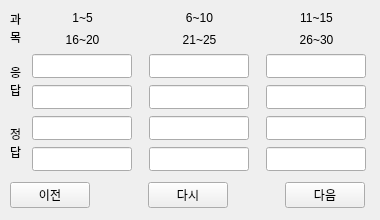
Old version of the form UI/Grading2.ui in the repository yuj09161/grademanage.
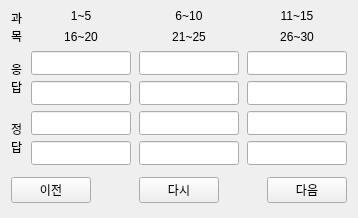
New version of the form.

The edit to the form file:
```diff
--- a/UI/Grading2.ui
+++ b/UI/Grading2.ui
@@ -1,120 +1,22 @@
 <?xml version="1.0" encoding="UTF-8"?>
 <ui version="4.0">
  <class>Grading2</class>
- <widget class="QWidget" name="Grading2">
+ <widget class="QMainWindow" name="Grading2">
   <property name="geometry">
    <rect>
     <x>0</x>
     <y>0</y>
-    <width>380</width>
-    <height>220</height>
+    <width>358</width>
+    <height>218</height>
    </rect>
   </property>
   <property name="windowTitle">
    <string>Form</string>
   </property>
-  <widget class="QLabel" name="lb2630">
-   <property name="geometry">
-    <rect>
-     <x>266</x>
-     <y>32</y>
-     <width>101</width>
-     <height>16</height>
-    </rect>
-   </property>
-   <property name="sizePolicy">
-    <sizepolicy hsizetype="Ignored" vsizetype="Fixed">
-     <horstretch>0</horstretch>
-     <verstretch>0</verstretch>
-    </sizepolicy>
-   </property>
-   <property name="text">
-    <string>26~30</string>
-   </property>
-   <property name="alignment">
-    <set>Qt::AlignCenter</set>
-   </property>
-  </widget>
-  <widget class="QLineEdit" name="lnAns1620">
-   <property name="geometry">
-    <rect>
-     <x>32</x>
-     <y>85</y>
-     <width>100</width>
-     <height>24</height>
-    </rect>
-   </property>
-   <property name="sizePolicy">
-    <sizepolicy hsizetype="Fixed" vsizetype="Fixed">
-     <horstretch>0</horstretch>
-     <verstretch>0</verstretch>
-    </sizepolicy>
-   </property>
-   <property name="styleSheet">
-    <string notr="true">padding:16px</string>
-   </property>
-   <property name="inputMask">
-    <string>D D D D D</string>
-   </property>
-   <property name="maxLength">
-    <number>9</number>
-   </property>
-   <property name="alignment">
-    <set>Qt::AlignCenter</set>
-   </property>
-  </widget>
-  <widget class="QLineEdit" name="lnAns15">
-   <property name="geometry">
-    <rect>
-     <x>32</x>
-     <y>54</y>
-     <width>100</width>
-     <height>24</height>
-    </rect>
-   </property>
-   <property name="sizePolicy">
-    <sizepolicy hsizetype="Fixed" vsizetype="Fixed">
-     <horstretch>0</horstretch>
-     <verstretch>0</verstretch>
-    </sizepolicy>
-   </property>
-   <property name="styleSheet">
-    <string notr="true">padding:16px</string>
-   </property>
-   <property name="inputMask">
-    <string>D D D D D</string>
-   </property>
-   <property name="maxLength">
-    <number>9</number>
-   </property>
-   <property name="alignment">
-    <set>Qt::AlignCenter</set>
-   </property>
-  </widget>
-  <widget class="QWidget" name="widBot" native="true">
-   <property name="geometry">
-    <rect>
-     <x>10</x>
-     <y>181</y>
-     <width>355</width>
-     <height>28</height>
-    </rect>
-   </property>
-   <layout class="QHBoxLayout" name="horizontalLayout_2">
-    <property name="leftMargin">
-     <number>0</number>
-    </property>
-    <property name="topMargin">
-     <number>0</number>
-    </property>
-    <property name="rightMargin">
-     <number>0</number>
-    </property>
-    <property name="bottomMargin">
-     <number>0</number>
-    </property>
-    <item>
-     <widget class="QPushButton" name="btnBack_2">
+  <widget class="QWidget" name="centralwidget">
+   <layout class="QGridLayout" name="gridLayout">
+    <item row="0" column="0" rowspan="2">
+     <widget class="QLabel" name="lbSubject">
       <property name="sizePolicy">
        <sizepolicy hsizetype="Fixed" vsizetype="Fixed">
         <horstretch>0</horstretch>
@@ -122,513 +24,555 @@
        </sizepolicy>
       </property>
       <property name="text">
-       <string>이전</string>
-      </property>
-     </widget>
-    </item>
-    <item>
-     <spacer name="sp1_2">
-      <property name="orientation">
-       <enum>Qt::Horizontal</enum>
-      </property>
-      <property name="sizeHint" stdset="0">
-       <size>
-        <width>40</width>
-        <height>20</height>
-       </size>
-      </property>
-     </spacer>
-    </item>
-    <item>
-     <widget class="QPushButton" name="btnRe_2">
-      <property name="sizePolicy">
-       <sizepolicy hsizetype="Fixed" vsizetype="Fixed">
-        <horstretch>0</horstretch>
-        <verstretch>0</verstretch>
-       </sizepolicy>
-      </property>
-      <property name="text">
-       <string>다시</string>
-      </property>
-     </widget>
-    </item>
-    <item>
-     <spacer name="sp2_2">
-      <property name="orientation">
-       <enum>Qt::Horizontal</enum>
-      </property>
-      <property name="sizeHint" stdset="0">
-       <size>
-        <width>40</width>
-        <height>20</height>
-       </size>
-      </property>
-     </spacer>
-    </item>
-    <item>
-     <widget class="QPushButton" name="btnNext_2">
-      <property name="sizePolicy">
-       <sizepolicy hsizetype="Fixed" vsizetype="Fixed">
-        <horstretch>0</horstretch>
-        <verstretch>0</verstretch>
-       </sizepolicy>
-      </property>
-      <property name="text">
-       <string>다음</string>
-      </property>
-     </widget>
-    </item>
-   </layout>
-  </widget>
-  <widget class="QLineEdit" name="lnAns610">
-   <property name="geometry">
-    <rect>
-     <x>149</x>
-     <y>54</y>
-     <width>100</width>
-     <height>24</height>
-    </rect>
-   </property>
-   <property name="sizePolicy">
-    <sizepolicy hsizetype="Fixed" vsizetype="Fixed">
-     <horstretch>0</horstretch>
-     <verstretch>0</verstretch>
-    </sizepolicy>
-   </property>
-   <property name="styleSheet">
-    <string notr="true">padding:16px</string>
-   </property>
-   <property name="inputMask">
-    <string>D D D D D</string>
-   </property>
-   <property name="maxLength">
-    <number>9</number>
-   </property>
-   <property name="alignment">
-    <set>Qt::AlignCenter</set>
-   </property>
-  </widget>
-  <widget class="QLineEdit" name="lnCor1115">
-   <property name="geometry">
-    <rect>
-     <x>266</x>
-     <y>116</y>
-     <width>100</width>
-     <height>24</height>
-    </rect>
-   </property>
-   <property name="sizePolicy">
-    <sizepolicy hsizetype="Fixed" vsizetype="Fixed">
-     <horstretch>0</horstretch>
-     <verstretch>0</verstretch>
-    </sizepolicy>
-   </property>
-   <property name="styleSheet">
-    <string notr="true">padding:16px</string>
-   </property>
-   <property name="inputMask">
-    <string>D D D D D</string>
-   </property>
-   <property name="maxLength">
-    <number>9</number>
-   </property>
-   <property name="alignment">
-    <set>Qt::AlignCenter</set>
-   </property>
-  </widget>
-  <widget class="QLineEdit" name="lnAns1115">
-   <property name="geometry">
-    <rect>
-     <x>266</x>
-     <y>54</y>
-     <width>100</width>
-     <height>24</height>
-    </rect>
-   </property>
-   <property name="sizePolicy">
-    <sizepolicy hsizetype="Fixed" vsizetype="Fixed">
-     <horstretch>0</horstretch>
-     <verstretch>0</verstretch>
-    </sizepolicy>
-   </property>
-   <property name="styleSheet">
-    <string notr="true">padding:16px</string>
-   </property>
-   <property name="inputMask">
-    <string>D D D D D</string>
-   </property>
-   <property name="maxLength">
-    <number>9</number>
-   </property>
-   <property name="alignment">
-    <set>Qt::AlignCenter</set>
-   </property>
-  </widget>
-  <widget class="QLabel" name="lbSubject">
-   <property name="geometry">
-    <rect>
-     <x>10</x>
-     <y>12</y>
-     <width>16</width>
-     <height>32</height>
-    </rect>
-   </property>
-   <property name="sizePolicy">
-    <sizepolicy hsizetype="Fixed" vsizetype="Fixed">
-     <horstretch>0</horstretch>
-     <verstretch>0</verstretch>
-    </sizepolicy>
-   </property>
-   <property name="text">
-    <string>과
+       <string>과
 목</string>
-   </property>
-  </widget>
-  <widget class="QLineEdit" name="lnCor2125">
-   <property name="geometry">
-    <rect>
-     <x>149</x>
-     <y>147</y>
-     <width>100</width>
-     <height>24</height>
-    </rect>
-   </property>
-   <property name="sizePolicy">
-    <sizepolicy hsizetype="Fixed" vsizetype="Fixed">
-     <horstretch>0</horstretch>
-     <verstretch>0</verstretch>
-    </sizepolicy>
-   </property>
-   <property name="styleSheet">
-    <string notr="true">padding:16px</string>
-   </property>
-   <property name="inputMask">
-    <string>D D D D D</string>
-   </property>
-   <property name="maxLength">
-    <number>9</number>
-   </property>
-   <property name="alignment">
-    <set>Qt::AlignCenter</set>
-   </property>
-  </widget>
-  <widget class="QLineEdit" name="lnAns2125">
-   <property name="geometry">
-    <rect>
-     <x>149</x>
-     <y>85</y>
-     <width>100</width>
-     <height>24</height>
-    </rect>
-   </property>
-   <property name="sizePolicy">
-    <sizepolicy hsizetype="Fixed" vsizetype="Fixed">
-     <horstretch>0</horstretch>
-     <verstretch>0</verstretch>
-    </sizepolicy>
-   </property>
-   <property name="styleSheet">
-    <string notr="true">padding:16px</string>
-   </property>
-   <property name="inputMask">
-    <string>D D D D D</string>
-   </property>
-   <property name="maxLength">
-    <number>9</number>
-   </property>
-   <property name="alignment">
-    <set>Qt::AlignCenter</set>
-   </property>
-  </widget>
-  <widget class="QLabel" name="lb15">
-   <property name="geometry">
-    <rect>
-     <x>32</x>
-     <y>10</y>
-     <width>101</width>
-     <height>16</height>
-    </rect>
-   </property>
-   <property name="sizePolicy">
-    <sizepolicy hsizetype="Ignored" vsizetype="Fixed">
-     <horstretch>0</horstretch>
-     <verstretch>0</verstretch>
-    </sizepolicy>
-   </property>
-   <property name="text">
-    <string>1~5</string>
-   </property>
-   <property name="alignment">
-    <set>Qt::AlignCenter</set>
-   </property>
-  </widget>
-  <widget class="QLineEdit" name="lnCor2630">
-   <property name="geometry">
-    <rect>
-     <x>266</x>
-     <y>147</y>
-     <width>100</width>
-     <height>24</height>
-    </rect>
-   </property>
-   <property name="sizePolicy">
-    <sizepolicy hsizetype="Fixed" vsizetype="Fixed">
-     <horstretch>0</horstretch>
-     <verstretch>0</verstretch>
-    </sizepolicy>
-   </property>
-   <property name="styleSheet">
-    <string notr="true">padding:16px</string>
-   </property>
-   <property name="inputMask">
-    <string>D D D D D</string>
-   </property>
-   <property name="maxLength">
-    <number>9</number>
-   </property>
-   <property name="alignment">
-    <set>Qt::AlignCenter</set>
-   </property>
-  </widget>
-  <widget class="QLabel" name="lb1115">
-   <property name="geometry">
-    <rect>
-     <x>266</x>
-     <y>10</y>
-     <width>101</width>
-     <height>16</height>
-    </rect>
-   </property>
-   <property name="sizePolicy">
-    <sizepolicy hsizetype="Ignored" vsizetype="Fixed">
-     <horstretch>0</horstretch>
-     <verstretch>0</verstretch>
-    </sizepolicy>
-   </property>
-   <property name="text">
-    <string>11~15</string>
-   </property>
-   <property name="alignment">
-    <set>Qt::AlignCenter</set>
-   </property>
-  </widget>
-  <widget class="QLineEdit" name="lnCor15">
-   <property name="geometry">
-    <rect>
-     <x>32</x>
-     <y>116</y>
-     <width>100</width>
-     <height>24</height>
-    </rect>
-   </property>
-   <property name="sizePolicy">
-    <sizepolicy hsizetype="Fixed" vsizetype="Fixed">
-     <horstretch>0</horstretch>
-     <verstretch>0</verstretch>
-    </sizepolicy>
-   </property>
-   <property name="styleSheet">
-    <string notr="true">padding:16px</string>
-   </property>
-   <property name="inputMask">
-    <string>D D D D D</string>
-   </property>
-   <property name="maxLength">
-    <number>9</number>
-   </property>
-   <property name="alignment">
-    <set>Qt::AlignCenter</set>
-   </property>
-  </widget>
-  <widget class="QLabel" name="lbCor">
-   <property name="geometry">
-    <rect>
-     <x>10</x>
-     <y>127</y>
-     <width>16</width>
-     <height>32</height>
-    </rect>
-   </property>
-   <property name="sizePolicy">
-    <sizepolicy hsizetype="Fixed" vsizetype="Fixed">
-     <horstretch>0</horstretch>
-     <verstretch>0</verstretch>
-    </sizepolicy>
-   </property>
-   <property name="text">
-    <string>정
+      </property>
+     </widget>
+    </item>
+    <item row="0" column="1">
+     <widget class="QLabel" name="lb15">
+      <property name="sizePolicy">
+       <sizepolicy hsizetype="Ignored" vsizetype="Fixed">
+        <horstretch>0</horstretch>
+        <verstretch>0</verstretch>
+       </sizepolicy>
+      </property>
+      <property name="text">
+       <string>1~5</string>
+      </property>
+      <property name="alignment">
+       <set>Qt::AlignCenter</set>
+      </property>
+     </widget>
+    </item>
+    <item row="0" column="2">
+     <widget class="QLabel" name="lb610">
+      <property name="sizePolicy">
+       <sizepolicy hsizetype="Ignored" vsizetype="Fixed">
+        <horstretch>0</horstretch>
+        <verstretch>0</verstretch>
+       </sizepolicy>
+      </property>
+      <property name="text">
+       <string>6~10</string>
+      </property>
+      <property name="alignment">
+       <set>Qt::AlignCenter</set>
+      </property>
+     </widget>
+    </item>
+    <item row="0" column="3">
+     <widget class="QLabel" name="lb1115">
+      <property name="sizePolicy">
+       <sizepolicy hsizetype="Ignored" vsizetype="Fixed">
+        <horstretch>0</horstretch>
+        <verstretch>0</verstretch>
+       </sizepolicy>
+      </property>
+      <property name="text">
+       <string>11~15</string>
+      </property>
+      <property name="alignment">
+       <set>Qt::AlignCenter</set>
+      </property>
+     </widget>
+    </item>
+    <item row="1" column="1">
+     <widget class="QLabel" name="lb1620">
+      <property name="sizePolicy">
+       <sizepolicy hsizetype="Ignored" vsizetype="Fixed">
+        <horstretch>0</horstretch>
+        <verstretch>0</verstretch>
+       </sizepolicy>
+      </property>
+      <property name="text">
+       <string>16~20</string>
+      </property>
+      <property name="alignment">
+       <set>Qt::AlignCenter</set>
+      </property>
+     </widget>
+    </item>
+    <item row="1" column="2">
+     <widget class="QLabel" name="lb2125">
+      <property name="sizePolicy">
+       <sizepolicy hsizetype="Ignored" vsizetype="Fixed">
+        <horstretch>0</horstretch>
+        <verstretch>0</verstretch>
+       </sizepolicy>
+      </property>
+      <property name="text">
+       <string>21~25</string>
+      </property>
+      <property name="alignment">
+       <set>Qt::AlignCenter</set>
+      </property>
+     </widget>
+    </item>
+    <item row="1" column="3">
+     <widget class="QLabel" name="lb2630">
+      <property name="sizePolicy">
+       <sizepolicy hsizetype="Ignored" vsizetype="Fixed">
+        <horstretch>0</horstretch>
+        <verstretch>0</verstretch>
+       </sizepolicy>
+      </property>
+      <property name="text">
+       <string>26~30</string>
+      </property>
+      <property name="alignment">
+       <set>Qt::AlignCenter</set>
+      </property>
+     </widget>
+    </item>
+    <item row="2" column="0" rowspan="2">
+     <widget class="QLabel" name="lbAns">
+      <property name="sizePolicy">
+       <sizepolicy hsizetype="Fixed" vsizetype="Fixed">
+        <horstretch>0</horstretch>
+        <verstretch>0</verstretch>
+       </sizepolicy>
+      </property>
+      <property name="text">
+       <string>응
 답</string>
-   </property>
-  </widget>
-  <widget class="QLabel" name="lb610">
-   <property name="geometry">
-    <rect>
-     <x>149</x>
-     <y>10</y>
-     <width>101</width>
-     <height>16</height>
-    </rect>
-   </property>
-   <property name="sizePolicy">
-    <sizepolicy hsizetype="Ignored" vsizetype="Fixed">
-     <horstretch>0</horstretch>
-     <verstretch>0</verstretch>
-    </sizepolicy>
-   </property>
-   <property name="text">
-    <string>6~10</string>
-   </property>
-   <property name="alignment">
-    <set>Qt::AlignCenter</set>
-   </property>
-  </widget>
-  <widget class="QLabel" name="lbAns">
-   <property name="geometry">
-    <rect>
-     <x>10</x>
-     <y>65</y>
-     <width>16</width>
-     <height>32</height>
-    </rect>
-   </property>
-   <property name="sizePolicy">
-    <sizepolicy hsizetype="Fixed" vsizetype="Fixed">
-     <horstretch>0</horstretch>
-     <verstretch>0</verstretch>
-    </sizepolicy>
-   </property>
-   <property name="text">
-    <string>응
+      </property>
+     </widget>
+    </item>
+    <item row="2" column="1">
+     <widget class="QLineEdit" name="lnAns15">
+      <property name="sizePolicy">
+       <sizepolicy hsizetype="Fixed" vsizetype="Fixed">
+        <horstretch>0</horstretch>
+        <verstretch>0</verstretch>
+       </sizepolicy>
+      </property>
+      <property name="maximumSize">
+       <size>
+        <width>100</width>
+        <height>24</height>
+       </size>
+      </property>
+      <property name="styleSheet">
+       <string notr="true">padding:16px</string>
+      </property>
+      <property name="inputMask">
+       <string>D D D D D</string>
+      </property>
+      <property name="maxLength">
+       <number>9</number>
+      </property>
+      <property name="alignment">
+       <set>Qt::AlignCenter</set>
+      </property>
+     </widget>
+    </item>
+    <item row="2" column="2">
+     <widget class="QLineEdit" name="lnAns610">
+      <property name="sizePolicy">
+       <sizepolicy hsizetype="Fixed" vsizetype="Fixed">
+        <horstretch>0</horstretch>
+        <verstretch>0</verstretch>
+       </sizepolicy>
+      </property>
+      <property name="maximumSize">
+       <size>
+        <width>100</width>
+        <height>24</height>
+       </size>
+      </property>
+      <property name="styleSheet">
+       <string notr="true">padding:16px</string>
+      </property>
+      <property name="inputMask">
+       <string>D D D D D</string>
+      </property>
+      <property name="maxLength">
+       <number>9</number>
+      </property>
+      <property name="alignment">
+       <set>Qt::AlignCenter</set>
+      </property>
+     </widget>
+    </item>
+    <item row="2" column="3">
+     <widget class="QLineEdit" name="lnAns1115">
+      <property name="sizePolicy">
+       <sizepolicy hsizetype="Fixed" vsizetype="Fixed">
+        <horstretch>0</horstretch>
+        <verstretch>0</verstretch>
+       </sizepolicy>
+      </property>
+      <property name="maximumSize">
+       <size>
+        <width>100</width>
+        <height>24</height>
+       </size>
+      </property>
+      <property name="styleSheet">
+       <string notr="true">padding:16px</string>
+      </property>
+      <property name="inputMask">
+       <string>D D D D D</string>
+      </property>
+      <property name="maxLength">
+       <number>9</number>
+      </property>
+      <property name="alignment">
+       <set>Qt::AlignCenter</set>
+      </property>
+     </widget>
+    </item>
+    <item row="3" column="1">
+     <widget class="QLineEdit" name="lnAns1620">
+      <property name="sizePolicy">
+       <sizepolicy hsizetype="Fixed" vsizetype="Fixed">
+        <horstretch>0</horstretch>
+        <verstretch>0</verstretch>
+       </sizepolicy>
+      </property>
+      <property name="maximumSize">
+       <size>
+        <width>100</width>
+        <height>24</height>
+       </size>
+      </property>
+      <property name="styleSheet">
+       <string notr="true">padding:16px</string>
+      </property>
+      <property name="inputMask">
+       <string>D D D D D</string>
+      </property>
+      <property name="maxLength">
+       <number>9</number>
+      </property>
+      <property name="alignment">
+       <set>Qt::AlignCenter</set>
+      </property>
+     </widget>
+    </item>
+    <item row="3" column="2">
+     <widget class="QLineEdit" name="lnAns2125">
+      <property name="sizePolicy">
+       <sizepolicy hsizetype="Fixed" vsizetype="Fixed">
+        <horstretch>0</horstretch>
+        <verstretch>0</verstretch>
+       </sizepolicy>
+      </property>
+      <property name="maximumSize">
+       <size>
+        <width>100</width>
+        <height>24</height>
+       </size>
+      </property>
+      <property name="styleSheet">
+       <string notr="true">padding:16px</string>
+      </property>
+      <property name="inputMask">
+       <string>D D D D D</string>
+      </property>
+      <property name="maxLength">
+       <number>9</number>
+      </property>
+      <property name="alignment">
+       <set>Qt::AlignCenter</set>
+      </property>
+     </widget>
+    </item>
+    <item row="3" column="3">
+     <widget class="QLineEdit" name="lnAns2630">
+      <property name="sizePolicy">
+       <sizepolicy hsizetype="Fixed" vsizetype="Fixed">
+        <horstretch>0</horstretch>
+        <verstretch>0</verstretch>
+       </sizepolicy>
+      </property>
+      <property name="maximumSize">
+       <size>
+        <width>100</width>
+        <height>24</height>
+       </size>
+      </property>
+      <property name="styleSheet">
+       <string notr="true">padding:16px</string>
+      </property>
+      <property name="inputMask">
+       <string>D D D D D</string>
+      </property>
+      <property name="maxLength">
+       <number>9</number>
+      </property>
+      <property name="alignment">
+       <set>Qt::AlignCenter</set>
+      </property>
+     </widget>
+    </item>
+    <item row="4" column="0" rowspan="2">
+     <widget class="QLabel" name="lbCor">
+      <property name="sizePolicy">
+       <sizepolicy hsizetype="Fixed" vsizetype="Fixed">
+        <horstretch>0</horstretch>
+        <verstretch>0</verstretch>
+       </sizepolicy>
+      </property>
+      <property name="text">
+       <string>정
 답</string>
-   </property>
-  </widget>
-  <widget class="QLineEdit" name="lnCor1620">
-   <property name="geometry">
-    <rect>
-     <x>32</x>
-     <y>147</y>
-     <width>100</width>
-     <height>24</height>
-    </rect>
-   </property>
-   <property name="sizePolicy">
-    <sizepolicy hsizetype="Fixed" vsizetype="Fixed">
-     <horstretch>0</horstretch>
-     <verstretch>0</verstretch>
-    </sizepolicy>
-   </property>
-   <property name="styleSheet">
-    <string notr="true">padding:16px</string>
-   </property>
-   <property name="inputMask">
-    <string>D D D D D</string>
-   </property>
-   <property name="maxLength">
-    <number>9</number>
-   </property>
-   <property name="alignment">
-    <set>Qt::AlignCenter</set>
-   </property>
-  </widget>
-  <widget class="QLineEdit" name="lnCor610">
-   <property name="geometry">
-    <rect>
-     <x>149</x>
-     <y>116</y>
-     <width>100</width>
-     <height>24</height>
-    </rect>
-   </property>
-   <property name="sizePolicy">
-    <sizepolicy hsizetype="Fixed" vsizetype="Fixed">
-     <horstretch>0</horstretch>
-     <verstretch>0</verstretch>
-    </sizepolicy>
-   </property>
-   <property name="styleSheet">
-    <string notr="true">padding:16px</string>
-   </property>
-   <property name="inputMask">
-    <string>D D D D D</string>
-   </property>
-   <property name="maxLength">
-    <number>9</number>
-   </property>
-   <property name="alignment">
-    <set>Qt::AlignCenter</set>
-   </property>
-  </widget>
-  <widget class="QLabel" name="lb1620">
-   <property name="geometry">
-    <rect>
-     <x>32</x>
-     <y>32</y>
-     <width>101</width>
-     <height>16</height>
-    </rect>
-   </property>
-   <property name="sizePolicy">
-    <sizepolicy hsizetype="Ignored" vsizetype="Fixed">
-     <horstretch>0</horstretch>
-     <verstretch>0</verstretch>
-    </sizepolicy>
-   </property>
-   <property name="text">
-    <string>16~20</string>
-   </property>
-   <property name="alignment">
-    <set>Qt::AlignCenter</set>
-   </property>
-  </widget>
-  <widget class="QLabel" name="lb2125">
-   <property name="geometry">
-    <rect>
-     <x>149</x>
-     <y>32</y>
-     <width>101</width>
-     <height>16</height>
-    </rect>
-   </property>
-   <property name="sizePolicy">
-    <sizepolicy hsizetype="Ignored" vsizetype="Fixed">
-     <horstretch>0</horstretch>
-     <verstretch>0</verstretch>
-    </sizepolicy>
-   </property>
-   <property name="text">
-    <string>21~25</string>
-   </property>
-   <property name="alignment">
-    <set>Qt::AlignCenter</set>
-   </property>
-  </widget>
-  <widget class="QLineEdit" name="lnAns2630">
-   <property name="geometry">
-    <rect>
-     <x>266</x>
-     <y>85</y>
-     <width>100</width>
-     <height>24</height>
-    </rect>
-   </property>
-   <property name="sizePolicy">
-    <sizepolicy hsizetype="Fixed" vsizetype="Fixed">
-     <horstretch>0</horstretch>
-     <verstretch>0</verstretch>
-    </sizepolicy>
-   </property>
-   <property name="styleSheet">
-    <string notr="true">padding:16px</string>
-   </property>
-   <property name="inputMask">
-    <string>D D D D D</string>
-   </property>
-   <property name="maxLength">
-    <number>9</number>
-   </property>
-   <property name="alignment">
-    <set>Qt::AlignCenter</set>
-   </property>
+      </property>
+     </widget>
+    </item>
+    <item row="4" column="1">
+     <widget class="QLineEdit" name="lnCor15">
+      <property name="sizePolicy">
+       <sizepolicy hsizetype="Fixed" vsizetype="Fixed">
+        <horstretch>0</horstretch>
+        <verstretch>0</verstretch>
+       </sizepolicy>
+      </property>
+      <property name="maximumSize">
+       <size>
+        <width>100</width>
+        <height>24</height>
+       </size>
+      </property>
+      <property name="styleSheet">
+       <string notr="true">padding:16px</string>
+      </property>
+      <property name="inputMask">
+       <string>D D D D D</string>
+      </property>
+      <property name="maxLength">
+       <number>9</number>
+      </property>
+      <property name="alignment">
+       <set>Qt::AlignCenter</set>
+      </property>
+     </widget>
+    </item>
+    <item row="4" column="2">
+     <widget class="QLineEdit" name="lnCor610">
+      <property name="sizePolicy">
+       <sizepolicy hsizetype="Fixed" vsizetype="Fixed">
+        <horstretch>0</horstretch>
+        <verstretch>0</verstretch>
+       </sizepolicy>
+      </property>
+      <property name="maximumSize">
+       <size>
+        <width>100</width>
+        <height>24</height>
+       </size>
+      </property>
+      <property name="styleSheet">
+       <string notr="true">padding:16px</string>
+      </property>
+      <property name="inputMask">
+       <string>D D D D D</string>
+      </property>
+      <property name="maxLength">
+       <number>9</number>
+      </property>
+      <property name="alignment">
+       <set>Qt::AlignCenter</set>
+      </property>
+     </widget>
+    </item>
+    <item row="4" column="3">
+     <widget class="QLineEdit" name="lnCor1115">
+      <property name="sizePolicy">
+       <sizepolicy hsizetype="Fixed" vsizetype="Fixed">
+        <horstretch>0</horstretch>
+        <verstretch>0</verstretch>
+       </sizepolicy>
+      </property>
+      <property name="maximumSize">
+       <size>
+        <width>100</width>
+        <height>24</height>
+       </size>
+      </property>
+      <property name="styleSheet">
+       <string notr="true">padding:16px</string>
+      </property>
+      <property name="inputMask">
+       <string>D D D D D</string>
+      </property>
+      <property name="maxLength">
+       <number>9</number>
+      </property>
+      <property name="alignment">
+       <set>Qt::AlignCenter</set>
+      </property>
+     </widget>
+    </item>
+    <item row="5" column="1">
+     <widget class="QLineEdit" name="lnCor1620">
+      <property name="sizePolicy">
+       <sizepolicy hsizetype="Fixed" vsizetype="Fixed">
+        <horstretch>0</horstretch>
+        <verstretch>0</verstretch>
+       </sizepolicy>
+      </property>
+      <property name="maximumSize">
+       <size>
+        <width>100</width>
+        <height>24</height>
+       </size>
+      </property>
+      <property name="styleSheet">
+       <string notr="true">padding:16px</string>
+      </property>
+      <property name="inputMask">
+       <string>D D D D D</string>
+      </property>
+      <property name="maxLength">
+       <number>9</number>
+      </property>
+      <property name="alignment">
+       <set>Qt::AlignCenter</set>
+      </property>
+     </widget>
+    </item>
+    <item row="5" column="2">
+     <widget class="QLineEdit" name="lnCor2125">
+      <property name="sizePolicy">
+       <sizepolicy hsizetype="Fixed" vsizetype="Fixed">
+        <horstretch>0</horstretch>
+        <verstretch>0</verstretch>
+       </sizepolicy>
+      </property>
+      <property name="maximumSize">
+       <size>
+        <width>100</width>
+        <height>24</height>
+       </size>
+      </property>
+      <property name="styleSheet">
+       <string notr="true">padding:16px</string>
+      </property>
+      <property name="inputMask">
+       <string>D D D D D</string>
+      </property>
+      <property name="maxLength">
+       <number>9</number>
+      </property>
+      <property name="alignment">
+       <set>Qt::AlignCenter</set>
+      </property>
+     </widget>
+    </item>
+    <item row="5" column="3">
+     <widget class="QLineEdit" name="lnCor2630">
+      <property name="sizePolicy">
+       <sizepolicy hsizetype="Fixed" vsizetype="Fixed">
+        <horstretch>0</horstretch>
+        <verstretch>0</verstretch>
+       </sizepolicy>
+      </property>
+      <property name="maximumSize">
+       <size>
+        <width>100</width>
+        <height>24</height>
+       </size>
+      </property>
+      <property name="styleSheet">
+       <string notr="true">padding:16px</string>
+      </property>
+      <property name="inputMask">
+       <string>D D D D D</string>
+      </property>
+      <property name="maxLength">
+       <number>9</number>
+      </property>
+      <property name="alignment">
+       <set>Qt::AlignCenter</set>
+      </property>
+     </widget>
+    </item>
+    <item row="6" column="0" colspan="4">
+     <widget class="QWidget" name="widBot" native="true">
+      <layout class="QHBoxLayout" name="horizontalLayout_2">
+       <property name="leftMargin">
+        <number>0</number>
+       </property>
+       <property name="topMargin">
+        <number>0</number>
+       </property>
+       <property name="rightMargin">
+        <number>0</number>
+       </property>
+       <property name="bottomMargin">
+        <number>0</number>
+       </property>
+       <item>
+        <widget class="QPushButton" name="btnBack_2">
+         <property name="sizePolicy">
+          <sizepolicy hsizetype="Fixed" vsizetype="Fixed">
+           <horstretch>0</horstretch>
+           <verstretch>0</verstretch>
+          </sizepolicy>
+         </property>
+         <property name="text">
+          <string>이전</string>
+         </property>
+        </widget>
+       </item>
+       <item>
+        <spacer name="sp1_2">
+         <property name="orientation">
+          <enum>Qt::Horizontal</enum>
+         </property>
+         <property name="sizeHint" stdset="0">
+          <size>
+           <width>40</width>
+           <height>20</height>
+          </size>
+         </property>
+        </spacer>
+       </item>
+       <item>
+        <widget class="QPushButton" name="btnRe_2">
+         <property name="sizePolicy">
+          <sizepolicy hsizetype="Fixed" vsizetype="Fixed">
+           <horstretch>0</horstretch>
+           <verstretch>0</verstretch>
+          </sizepolicy>
+         </property>
+         <property name="text">
+          <string>다시</string>
+         </property>
+        </widget>
+       </item>
+       <item>
+        <spacer name="sp2_2">
+         <property name="orientation">
+          <enum>Qt::Horizontal</enum>
+         </property>
+         <property name="sizeHint" stdset="0">
+          <size>
+           <width>40</width>
+           <height>20</height>
+          </size>
+         </property>
+        </spacer>
+       </item>
+       <item>
+        <widget class="QPushButton" name="btnNext_2">
+         <property name="sizePolicy">
+          <sizepolicy hsizetype="Fixed" vsizetype="Fixed">
+           <horstretch>0</horstretch>
+           <verstretch>0</verstretch>
+          </sizepolicy>
+         </property>
+         <property name="text">
+          <string>다음</string>
+         </property>
+        </widget>
+       </item>
+      </layout>
+     </widget>
+    </item>
+   </layout>
   </widget>
  </widget>
  <resources/>
```
Left out of the diff: 2 changed lines with no effect on the pictures.
